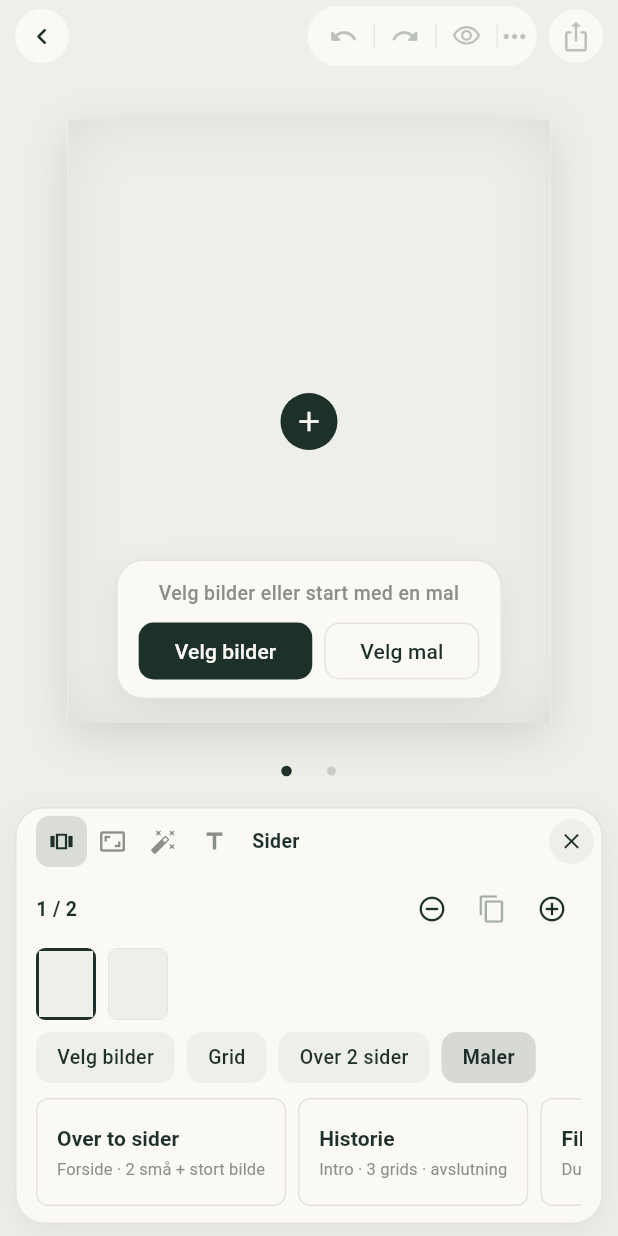
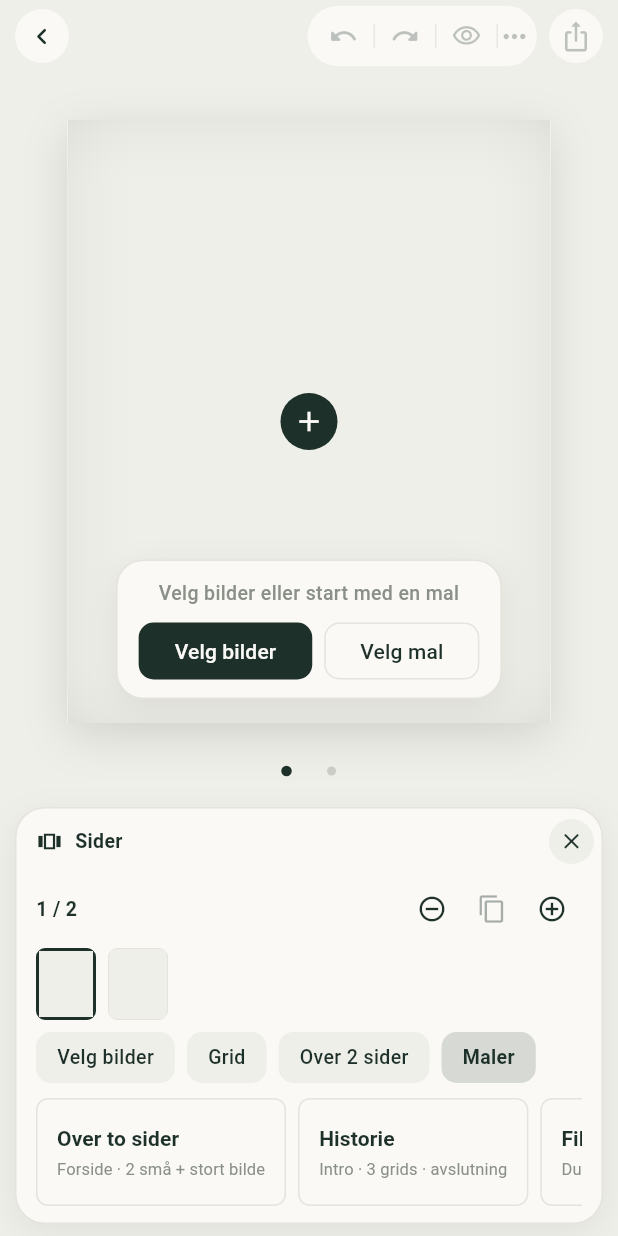
Before and after one commit to hannekj/image_grid, a Flutter app: the CarouselPage screen opened directly, after a tap on "Velg mal", on a phone screen of 412 x 824 dp. Run offline on Flutter 3.47's test engine with Material 3 defaults, Android fonts, the phone set to English and light mode, and no system bars; our stand-ins replace google_fonts, image_picker, share_plus; missing offline and left inert: gal.

Commit message:
Smooth dock open animation and drop tool switcher icons
Co-authored-by: Cursor <cursoragent@cursor.com>

```diff
--- a/lib/carousel_page.dart
+++ b/lib/carousel_page.dart
@@ -2543,8 +2543,8 @@ class _CarouselPageState extends State<CarouselPage> {
                 ),
               ),
               AnimatedSize(
-                duration: const Duration(milliseconds: 240),
-                curve: Curves.easeOutCubic,
+                duration: EditorDock.expandDuration,
+                curve: EditorDock.expandCurve,
                 alignment: Alignment.topCenter,
                 child: _previewing
                     ? const SizedBox(width: double.infinity)
--- a/lib/editor_tool_grid.dart
+++ b/lib/editor_tool_grid.dart
@@ -55,8 +55,8 @@ const carouselToolDefinitions = [
 /// Floating dock at the bottom of an editor.
 ///
 /// Collapsed it is a single row of tools. Opening a tool morphs the same
-/// surface into a compact header — icon-only tool switcher plus a close
-/// button — above a panel that is only as tall as its content.
+/// surface into a compact header — tool name plus a close button — above a
+/// panel that is only as tall as its content. Switch tools by closing first.
 class EditorDock extends StatelessWidget {
   const EditorDock({
     super.key,
@@ -75,11 +75,14 @@ class EditorDock extends StatelessWidget {
 
   static const collapsedHeight = 62.0;
   static const margin = EdgeInsets.fromLTRB(10, 0, 10, 8);
+  static const expandDuration = Duration(milliseconds: 320);
+  static const expandCurve = Curves.easeInOutCubic;
 
   @override
   Widget build(BuildContext context) {
     final tool = activeTool;
     final body = panel;
+    final open = tool != null && body != null;
 
     return Padding(
       padding: margin,
@@ -99,18 +102,49 @@ class EditorDock extends StatelessWidget {
         child: ClipRRect(
           borderRadius: BorderRadius.circular(20),
           child: AnimatedSize(
-            duration: const Duration(milliseconds: 220),
-            curve: Curves.easeOutCubic,
+            duration: expandDuration,
+            curve: expandCurve,
             alignment: Alignment.bottomCenter,
-            child: tool == null || body == null
-                ? EditorToolRow(tools: tools, onToolSelected: onToolSelected)
-                : _ActiveTool(
-                    tools: tools,
-                    activeTool: tool,
-                    onToolSelected: onToolSelected,
-                    onClose: onClose,
-                    panel: body,
-                  ),
+            child: AnimatedSwitcher(
+              duration: expandDuration,
+              switchInCurve: expandCurve,
+              switchOutCurve: Curves.easeInCubic,
+              layoutBuilder: (currentChild, previousChildren) {
+                return Stack(
+                  alignment: Alignment.bottomCenter,
+                  children: [
+                    ...previousChildren,
+                    ?currentChild,
+                  ],
+                );
+              },
+              transitionBuilder: (child, animation) {
+                final slide = Tween<Offset>(
+                  begin: const Offset(0, 0.08),
+                  end: Offset.zero,
+                ).animate(animation);
+                return FadeTransition(
+                  opacity: animation,
+                  child: SlideTransition(position: slide, child: child),
+                );
+              },
+              child: open
+                  ? KeyedSubtree(
+                      key: ValueKey('dock-open-${tool.id}'),
+                      child: _ActiveTool(
+                        activeTool: tool,
+                        onClose: onClose,
+                        panel: body,
+                      ),
+                    )
+                  : KeyedSubtree(
+                      key: const ValueKey('dock-collapsed'),
+                      child: EditorToolRow(
+                        tools: tools,
+                        onToolSelected: onToolSelected,
+                      ),
+                    ),
+            ),
           ),
         ),
       ),
@@ -153,16 +187,12 @@ class EditorToolRow extends StatelessWidget {
 
 class _ActiveTool extends StatelessWidget {
   const _ActiveTool({
-    required this.tools,
     required this.activeTool,
-    required this.onToolSelected,
     required this.onClose,
     required this.panel,
   });
 
-  final List<EditorToolDefinition> tools;
   final EditorToolDefinition activeTool;
-  final ValueChanged<EditorToolDefinition> onToolSelected;
   final VoidCallback? onClose;
   final Widget panel;
 
@@ -178,12 +208,7 @@ class _ActiveTool extends StatelessWidget {
             height: 34,
             child: Row(
               children: [
-                for (final tool in tools)
-                  _ToolSwitchIcon(
-                    tool: tool,
-                    selected: tool.id == activeTool.id,
-                    onTap: () => onToolSelected(tool),
-                  ),
+                Icon(activeTool.icon, size: 18, color: AppTheme.matcha),
                 const SizedBox(width: EditorChrome.spaceSm),
                 Expanded(
                   child: Text(
@@ -254,51 +279,6 @@ class _ToolTile extends StatelessWidget {
   }
 }
 
-/// Icon-only tool switcher shown in the open dock header, so switching tools
-/// never needs a trip back to the collapsed row.
-class _ToolSwitchIcon extends StatelessWidget {
-  const _ToolSwitchIcon({
-    required this.tool,
-    required this.selected,
-    required this.onTap,
-  });
-
-  final EditorToolDefinition tool;
-  final bool selected;
-  final VoidCallback onTap;
-
-  @override
-  Widget build(BuildContext context) {
-    return Tooltip(
-      message: tool.label,
-      child: Material(
-        color: selected
-            ? AppTheme.matcha.withValues(alpha: 0.14)
-            : Colors.transparent,
-        borderRadius: BorderRadius.circular(9),
-        child: InkWell(
-          onTap: selected
-              ? null
-              : () {
-                  AppFeedback.selection();
-                  onTap();
-                },
-          borderRadius: BorderRadius.circular(9),
-          child: SizedBox(
-            width: 34,
-            height: 34,
-            child: Icon(
-              tool.icon,
-              size: 18,
-              color: selected ? AppTheme.ink : AppTheme.muted,
-            ),
-          ),
-        ),
-      ),
-    );
-  }
-}
-
 class _DockCloseButton extends StatelessWidget {
   const _DockCloseButton({required this.onTap});
 
--- a/lib/layout_editor_page.dart
+++ b/lib/layout_editor_page.dart
@@ -1464,8 +1464,8 @@ class _LayoutEditorPageState extends State<LayoutEditorPage> {
                 ),
               ),
               AnimatedSize(
-                duration: const Duration(milliseconds: 240),
-                curve: Curves.easeOutCubic,
+                duration: EditorDock.expandDuration,
+                curve: EditorDock.expandCurve,
                 alignment: Alignment.topCenter,
                 child: _previewing
                     ? const SizedBox(width: double.infinity)
```
